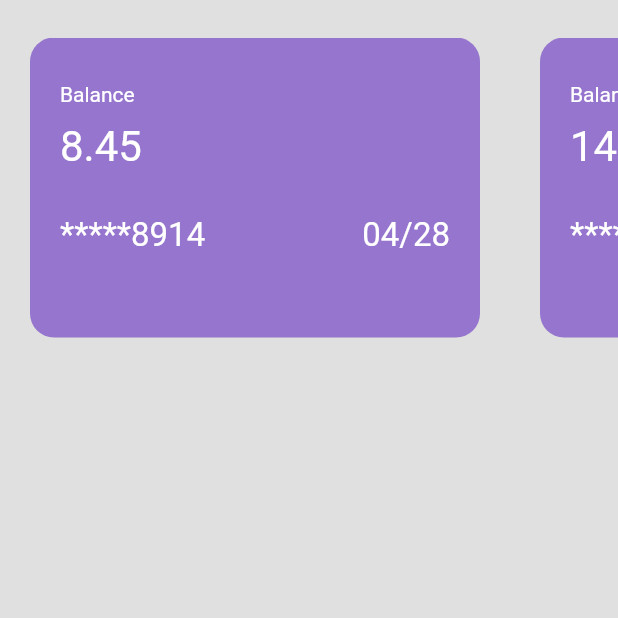
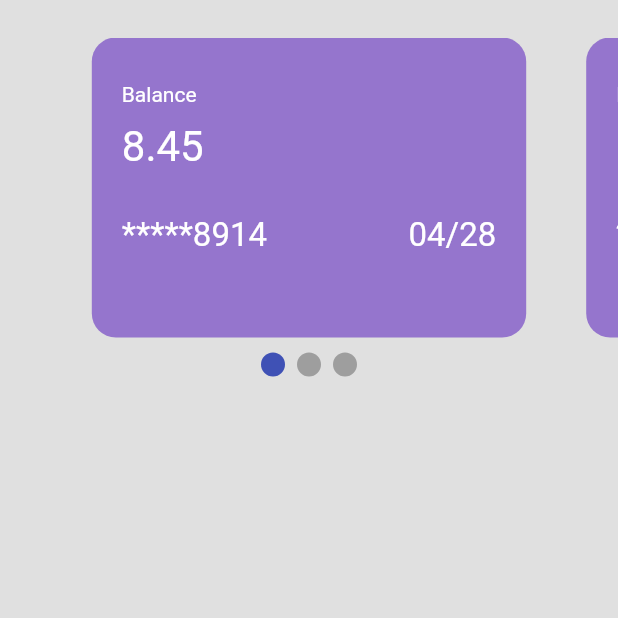
Before and after one commit to Sirfouq/workout_app, a Flutter app: the screen it shows after launch, on a phone screen of 412 x 824 dp, the top half of it. Run offline on Flutter 3.47's test engine with Material 2 defaults, Android fonts, the phone set to English and light mode, and no system bars; drawn by our look-alikes of smooth_page_indicator.

Commit message:
Fixed horizontal menu widget and infinite scrolling implemented.

```diff
--- a/lib/main.dart
+++ b/lib/main.dart
@@ -35,6 +35,7 @@ class HomePage extends StatefulWidget {
 }
 
 class _HomePageState extends State<HomePage> {
+  final controller = PageController(viewportFraction: 0.8,initialPage: 0);
   @override
   Widget build(BuildContext context) {
     return Scaffold(
@@ -44,8 +45,8 @@ class _HomePageState extends State<HomePage> {
           children: [
             SizedBox(height: 25),
             SizedBox(
-              height: 200, // Adjust this value according to your needs.
-              child: HorizontalMenu(
+              height: 250, // Adjust this value according to your needs.
+              child: HorizontalMenu(controller: controller,
                 items: [
                   CreditCard( balance:08.45,date: '04/28', number: '*****8914',user: 'Georgios Kokkinos'),
                   CreditCard(balance:1444.45,date: '04/28', number: '*****9120',user: 'Georgios Kokkinos'),
--- a/lib/util/horizontal_menu.dart
+++ b/lib/util/horizontal_menu.dart
@@ -1,20 +1,30 @@
 // HorizontalMenu.dart
 import 'package:flutter/material.dart';
+import 'package:smooth_page_indicator/smooth_page_indicator.dart';
 import 'package:workout_app/util/credit_card.dart';
 
 class HorizontalMenu extends StatelessWidget {
-  const HorizontalMenu({super.key, required this.items});
+  const HorizontalMenu({super.key, required this.items,required this.controller});
   final List<CreditCard> items;
+
+  final controller ;
 
   @override
   Widget build(BuildContext context) {
-    return SizedBox(
-      height: 50.0,
-      child: ListView.builder(
-        itemCount: items.length,
-        scrollDirection: Axis.horizontal,
-        itemBuilder: (context, index) => items[index],
+    return Column(
+      children:  [SizedBox(
+        height: 200.0,
+        child: PageView.builder(
+          controller: controller,
+          scrollDirection: Axis.horizontal,
+          itemBuilder: (context, index) => items[index % items.length]
+
+
+        ),
+
       ),
+      const SizedBox(height: 10,),
+      SmoothPageIndicator(controller: controller, count: items.length)]
     );
   }
 }
```
